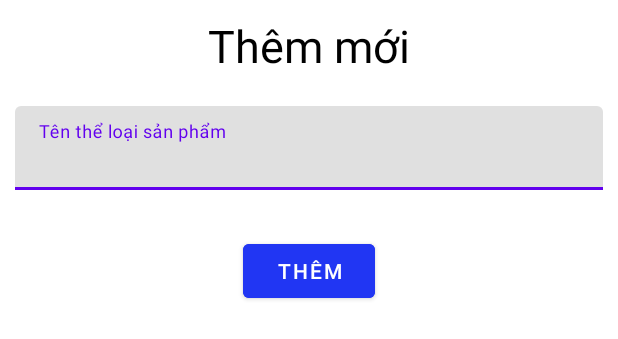
After one commit to mtrangcp/UngdungBanXedap, an Android app: the layout dialog_add_category.xml on its own in the app's theme, with its tools: preview values and no code run, on a phone screen of 412 x 824 dp. The commit adds this screen. Shown: the top 339 px of the screen. Run offline under Robolectric (Android 15) with nearby library versions, the phone set to English and light mode, and no system bars.

Commit message:
hoan_thanh_crud_category

```diff
--- a/app/src/main/AndroidManifest.xml
+++ b/app/src/main/AndroidManifest.xml
@@ -2,6 +2,8 @@
 <manifest xmlns:android="http://schemas.android.com/apk/res/android"
     xmlns:tools="http://schemas.android.com/tools">
 
+    <uses-permission android:name="android.permission.READ_EXTERNAL_STORAGE" />
+    <uses-permission android:name="android.permission.WRITE_EXTERNAL_STORAGE" />
     <uses-permission android:name="android.permission.INTERNET" />
 
     <application
--- a/app/src/main/java/tranghtmph26263/fpoly/ungdungbanxedap/dao/CategoryDAO.java
+++ b/app/src/main/java/tranghtmph26263/fpoly/ungdungbanxedap/dao/CategoryDAO.java
@@ -16,9 +16,6 @@ public class CategoryDAO {
 
     public CategoryDAO(Context context){
         dbHelper = new MyDbHelper(context);
-    }
-
-    public void open(){
         db = dbHelper.getWritableDatabase();
     }
 
--- a/app/src/main/java/tranghtmph26263/fpoly/ungdungbanxedap/dao/login/LoginActivity.java
+++ b/app/src/main/java/tranghtmph26263/fpoly/ungdungbanxedap/dao/login/LoginActivity.java
@@ -78,8 +78,6 @@ public class LoginActivity extends AppCompatActivity {
                     }
                 }
 
-
-
             }
         });
 
@@ -90,8 +88,6 @@ public class LoginActivity extends AppCompatActivity {
                 startActivity(intent);
             }
         });
-
-
     }
 
     public void Remember( String username, String password, boolean status){
--- /dev/null
+++ b/app/src/main/res/layout/dialog_add_category.xml
@@ -0,0 +1,34 @@
+<?xml version="1.0" encoding="utf-8"?>
+<LinearLayout xmlns:android="http://schemas.android.com/apk/res/android"
+    android:layout_width="match_parent"
+    android:layout_height="match_parent"
+    android:orientation="vertical">
+    <TextView
+        android:layout_width="match_parent"
+        android:layout_height="wrap_content"
+        android:layout_margin="10dp"
+        android:gravity="center"
+        android:text="Thêm mới"
+        android:textColor="@color/black"
+        android:textSize="30dp" />
+
+    <com.google.android.material.textfield.TextInputLayout
+        android:layout_width="match_parent"
+        android:layout_margin="10dp"
+        android:layout_height="wrap_content">
+        <com.google.android.material.textfield.TextInputEditText
+            android:id="@+id/ed_add_nameCategory"
+            android:layout_width="match_parent"
+            android:layout_height="wrap_content"
+            android:hint="Tên thể loại sản phẩm"/>
+    </com.google.android.material.textfield.TextInputLayout>
+
+    <Button
+        android:id="@+id/btnSaveAddCategory"
+        android:layout_marginTop="20dp"
+        android:layout_width="wrap_content"
+        android:layout_height="wrap_content"
+        android:layout_gravity="center"
+        android:backgroundTint="#2136F3"
+        android:text="Thêm" />
+</LinearLayout>
```
Also changed, not shown: app/src/main/java/tranghtmph26263/fpoly/ungdungbanxedap/adapter/CategoryAdapter.java (+121 -2 lines), app/src/main/java/tranghtmph26263/fpoly/ungdungbanxedap/admin/CategoryActivity.java (+8 -2 lines), app/src/main/res/layout/dialog_edit_categoty.xml (added, +34 -0 lines), app/src/main/res/layout/layout_item_category.xml (+15 -1 lines).
